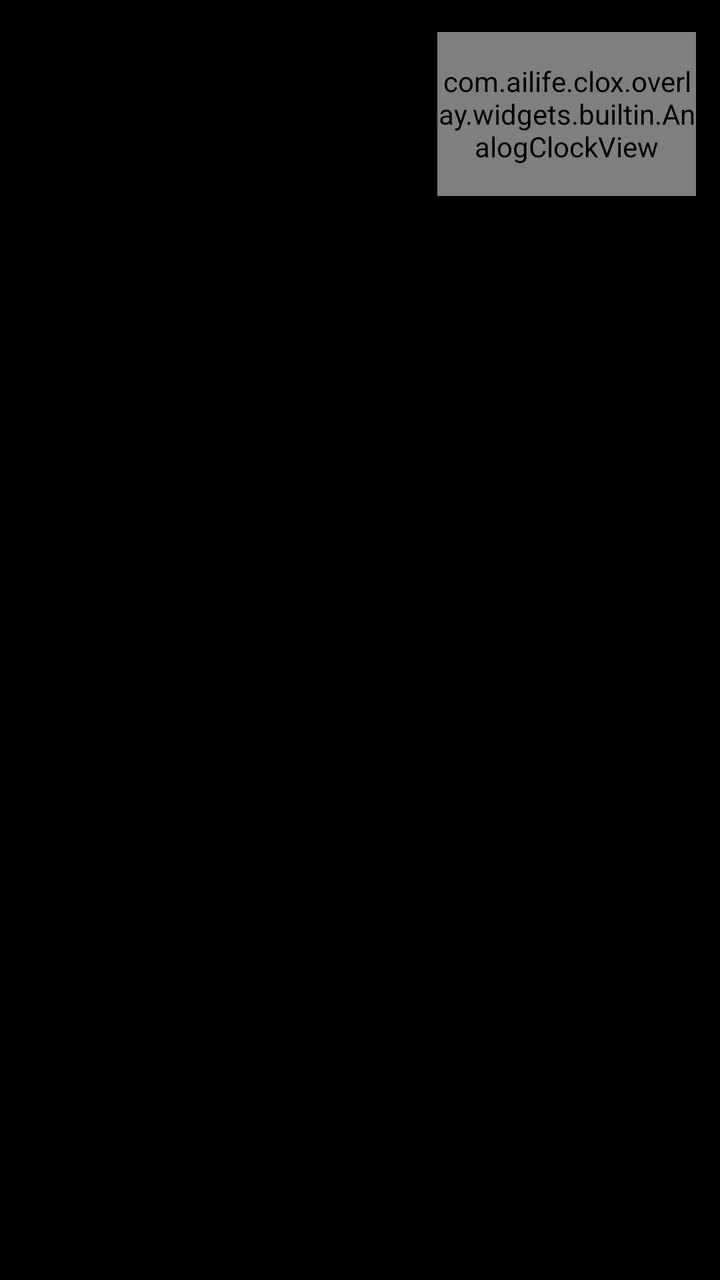
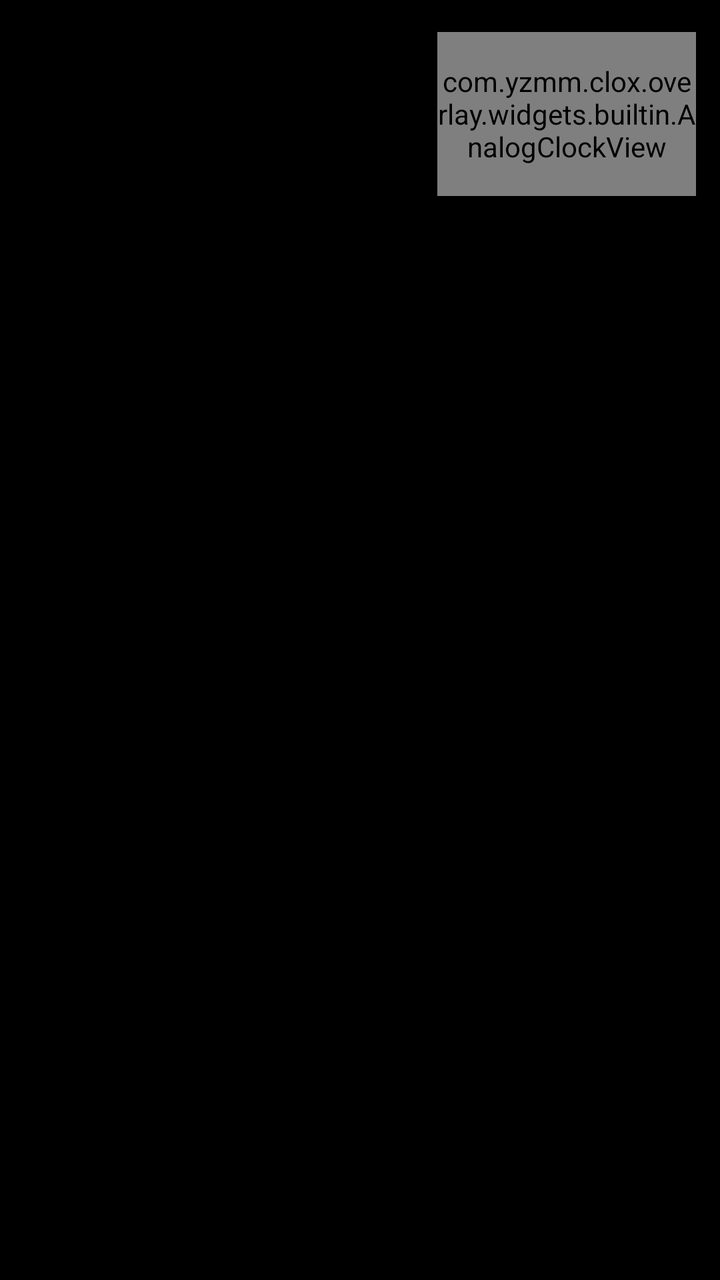

Compare the two renders of this Android layout. The source of the first and the diff that turns it into the second are given below.
<!-- AndroidManifest.xml: application theme Theme.CloX -->
<!-- res/layout/card_builtin_clock.xml -->
<?xml version="1.0" encoding="utf-8"?>
<FrameLayout
    xmlns:android="http://schemas.android.com/apk/res/android"
    android:layout_width="match_parent"
    android:layout_height="wrap_content">

    
    <LinearLayout
        android:layout_width="match_parent"
        android:layout_height="wrap_content"
        android:orientation="horizontal"
        android:paddingStart="20dp"
        android:paddingEnd="12dp"
        android:paddingVertical="16dp"
        android:gravity="center_vertical">

        
        <LinearLayout
            android:layout_width="0dp"
            android:layout_height="wrap_content"
            android:layout_weight="1"
            android:orientation="vertical">

            <TextView
                android:id="@+id/tvClockTime"
                android:layout_width="wrap_content"
                android:layout_height="wrap_content"
                android:textSize="38sp"
                android:textStyle="bold"
                android:letterSpacing="-0.02"
                android:textColor="?attr/colorOnSurface"
                android:includeFontPadding="false" />

            <TextView
                android:id="@+id/tvClockDay"
                android:layout_width="wrap_content"
                android:layout_height="wrap_content"
                android:layout_marginTop="2dp"
                android:textAppearance="?attr/textAppearanceLabelLarge"
                android:textColor="?attr/colorOnSurfaceVariant" />

            <TextView
                android:id="@+id/tvClockDate"
                android:layout_width="wrap_content"
                android:layout_height="wrap_content"
                android:textAppearance="?attr/textAppearanceLabelMedium"
                android:textColor="?attr/colorOnSurfaceVariant" />

        </LinearLayout>

        
        <com.ailife.clox.overlay.widgets.builtin.AnalogClockView
            android:id="@+id/analogClock"
            android:layout_width="0dp"
            android:layout_height="match_parent"
            android:layout_weight="0.65" />

    </LinearLayout>

    

    <ImageButton
        android:id="@+id/btnDelete"
        android:layout_width="36dp"
        android:layout_height="36dp"
        android:layout_gravity="top|end"
        android:layout_margin="8dp"
        android:src="@drawable/ic_close"
        android:background="@drawable/bg_delete_badge"
        android:padding="6dp"
        android:contentDescription="@string/action_delete"
        android:visibility="gone" />

    <ImageView
        android:id="@+id/dragHandle"
        android:layout_width="32dp"
        android:layout_height="32dp"
        android:layout_gravity="top|start"
        android:layout_margin="8dp"
        android:src="@drawable/ic_drag_handle"
        android:alpha="0.7"
        android:visibility="gone" />

</FrameLayout>
<!-- resources referenced by this layout -->
<resources>
  <!-- drawable bg_delete_badge (drawable) -->
  <?xml version="1.0" encoding="utf-8"?>
  <shape xmlns:android="http://schemas.android.com/apk/res/android"
      android:shape="oval">
      <solid android:color="#CC1A1A1A" />
  </shape>
  <!-- drawable ic_close (drawable) -->
  <?xml version="1.0" encoding="utf-8"?>
  <vector xmlns:android="http://schemas.android.com/apk/res/android"
      android:width="24dp" android:height="24dp"
      android:viewportWidth="24" android:viewportHeight="24"
      android:tint="?attr/colorControlNormal">
      <path android:fillColor="@android:color/white"
          android:pathData="M19,6.41L17.59,5 12,10.59 6.41,5 5,6.41 10.59,12 5,17.59 6.41,19 12,13.41 17.59,19 19,17.59 13.41,12z"/>
  </vector>
  <!-- drawable ic_drag_handle (drawable) -->
  <?xml version="1.0" encoding="utf-8"?>
  <vector xmlns:android="http://schemas.android.com/apk/res/android"
      android:width="24dp"
      android:height="24dp"
      android:viewportWidth="24"
      android:viewportHeight="24">
      <path android:fillColor="?attr/colorOnSurface" android:fillAlpha="0.38"
          android:pathData="M20,9H4v2h16V9zM4,15h16v-2H4v2z"/>
  </vector>
  <string name="action_delete">Delete</string>
  <style name="Theme.CloX" parent="Base.Theme.CloX">
          <item name="android:windowBackground">@android:color/black</item>
          <item name="android:windowAnimationStyle">@null</item>
          <item name="android:windowShowWallpaper">true</item>
      </style>
  <color name="brand_500">#5A8BC5</color>
  <color name="brand_on_accent_light">#FFFFFF</color>
  <color name="brand_container_light">#D6E6F5</color>
  <color name="brand_on_container_light">#0F2B44</color>
  <color name="brand_300">#82ABD0</color>
  <color name="m3_background">#FCFCFD</color>
  <color name="m3_surface">#FCFCFD</color>
  <color name="m3_on_surface">#1A1C1E</color>
  <color name="m3_surface_variant">#E1E2E6</color>
  <color name="m3_on_surface_variant">#43474C</color>
  <color name="m3_surface_container_lowest">#FFFFFF</color>
  <color name="m3_surface_container_low">#F4F4F5</color>
  <color name="m3_surface_container">#EEEEF0</color>
  <color name="m3_surface_container_high">#E8E9EB</color>
  <color name="m3_surface_container_highest">#E2E3E5</color>
  <color name="m3_surface_bright">#FCFCFD</color>
  <color name="m3_surface_dim">#DBDBDD</color>
  <color name="m3_inverse_surface">#2F3133</color>
  <color name="m3_inverse_on_surface">#F1F0F2</color>
  <color name="m3_outline">#73777C</color>
  <color name="m3_outline_variant">#C3C6CC</color>
  <!-- unchanged entries left out for length: 1 -->
</resources>

<!-- the commit's change to res/layout/card_builtin_clock.xml (unified diff, before → after) -->
@@ -49,7 +49,7 @@
         </LinearLayout>
 
         
-        <com.ailife.clox.overlay.widgets.builtin.AnalogClockView
+        <com.yzmm.clox.overlay.widgets.builtin.AnalogClockView
             android:id="@+id/analogClock"
             android:layout_width="0dp"
             android:layout_height="match_parent"
